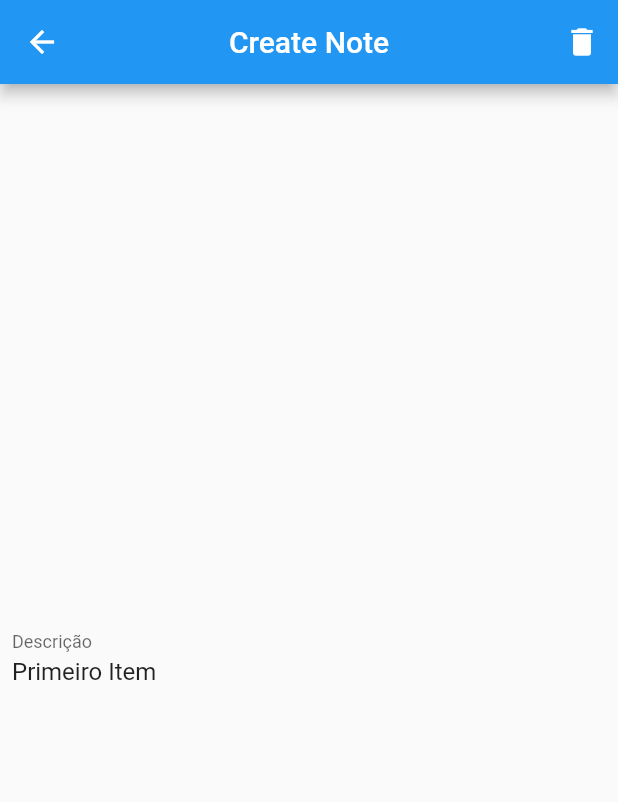
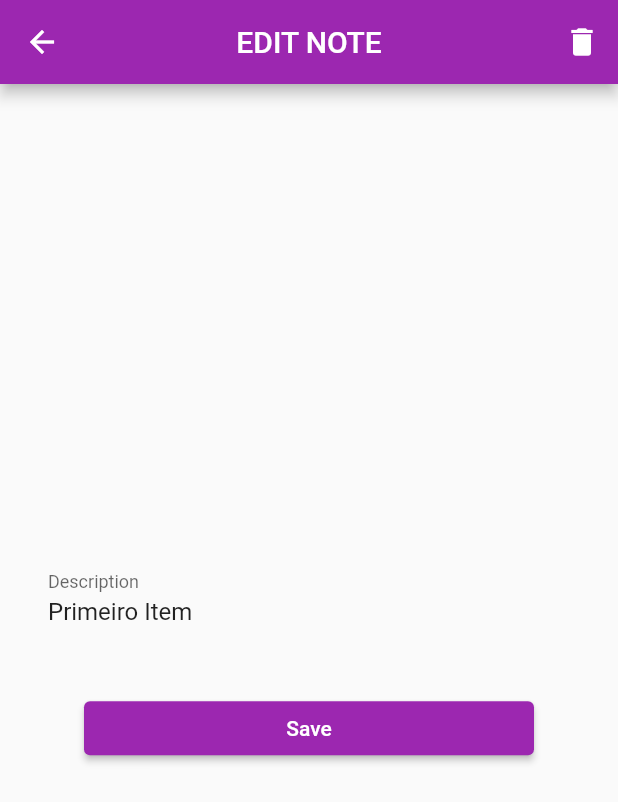
Before and after one commit to zeharoldoparente/notes, a Flutter app: the screen it shows after launch, after a tap on "Primeiro Item", on a phone screen of 412 x 824 dp. Shown: the top 802 px of the screen. Run offline on Flutter 3.47's test engine with Material 2 defaults, Android fonts, the phone set to English and light mode, and no system bars.

Commit message:
Finalizando o módulo 2

```diff
--- a/lib/app_widget.dart
+++ b/lib/app_widget.dart
@@ -6,6 +6,7 @@ class AppWidget extends StatelessWidget {
   @override
   Widget build(BuildContext context) {
     return MaterialApp(
+      theme: ThemeData(primarySwatch: Colors.purple),
       debugShowCheckedModeBanner: false,
       title: "Notes",
       initialRoute: "/home",
--- a/lib/create_note_page.dart
+++ b/lib/create_note_page.dart
@@ -8,6 +8,7 @@ class CreateNotePage extends StatefulWidget {
 class _CreateNotePageState extends State<CreateNotePage> {
   String description = "";
   var textController = TextEditingController();
+  var editNote = false;
 
   @override
   void initState() {
@@ -15,6 +16,9 @@ class _CreateNotePageState extends State<CreateNotePage> {
       if (ModalRoute.of(context)!.settings.arguments != null) {
         description = ModalRoute.of(context)!.settings.arguments as String;
         textController.text = description;
+        setState(() {
+          editNote = true;
+        });
       }
     });
     super.initState();
@@ -24,16 +28,22 @@ class _CreateNotePageState extends State<CreateNotePage> {
   Widget build(BuildContext context) {
     return Scaffold(
       appBar: AppBar(
-        title: Text("Create Note"),
+        title: Text(editNote ? "EDIT NOTE" : "CREATE NOTE"),
         centerTitle: true,
         actions: [
-          IconButton(icon: Icon(Icons.delete), onPressed: () {}),
+          if (editNote)
+            IconButton(
+              icon: Icon(Icons.delete),
+              onPressed: () {
+                Navigator.pop(context, "");
+              },
+            ),
         ],
       ),
       body: Padding(
-        padding: const EdgeInsets.all(8.0),
+        padding: const EdgeInsets.all(32.0),
         child: Column(
-          mainAxisAlignment: MainAxisAlignment.spaceEvenly,
+          mainAxisAlignment: MainAxisAlignment.center,
           children: [
             TextField(
               controller: textController,
@@ -44,15 +54,26 @@ class _CreateNotePageState extends State<CreateNotePage> {
               },
               decoration: InputDecoration(
                 border: InputBorder.none,
-                labelText: "Descrição",
+                labelText: "Description",
               ),
             ),
+            SizedBox(
+              height: 32,
+            ),
             if (description.isNotEmpty)
-              ElevatedButton(
-                  onPressed: () {
-                    Navigator.pop(context, description);
-                  },
-                  child: Text("Salvar"))
+              Row(
+                mainAxisAlignment: MainAxisAlignment.center,
+                children: [
+                  SizedBox(
+                    width: 300,
+                    child: ElevatedButton(
+                        onPressed: () {
+                          Navigator.pop(context, description);
+                        },
+                        child: Text("Save")),
+                  ),
+                ],
+              )
           ],
         ),
       ),
--- a/lib/home_page.dart
+++ b/lib/home_page.dart
@@ -24,11 +24,16 @@ class _HomePageState extends State<HomePage> {
                 child: ListTile(
                   title: Text(notes[i]),
                   onTap: () async {
-                    var description = await Navigator.pushNamed(
+                    var response = await Navigator.pushNamed(
                         context, "/create-note",
                         arguments: notes[i]);
-                    if (description != null) {
-                      notes[i] = description as String;
+                    if (response != null) {
+                      var description = response as String;
+                      if (response.isEmpty) {
+                        notes.removeAt(i);
+                      } else {
+                        notes[i] = description;
+                      }
                       setState(() {});
                     }
                   },
```
